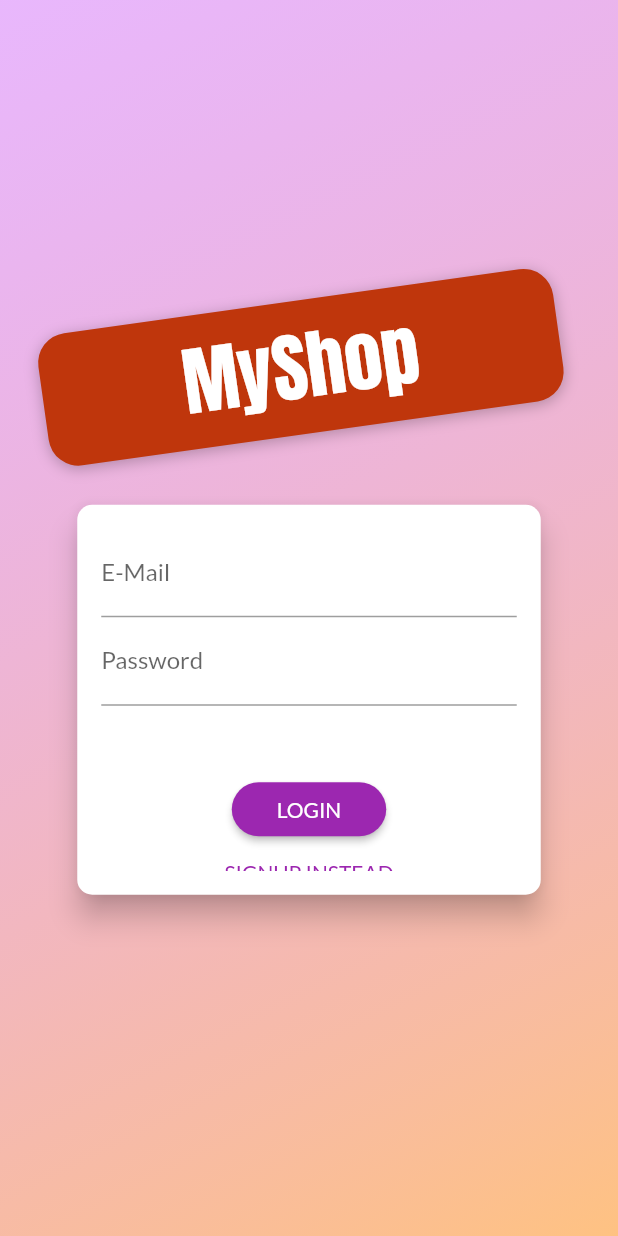
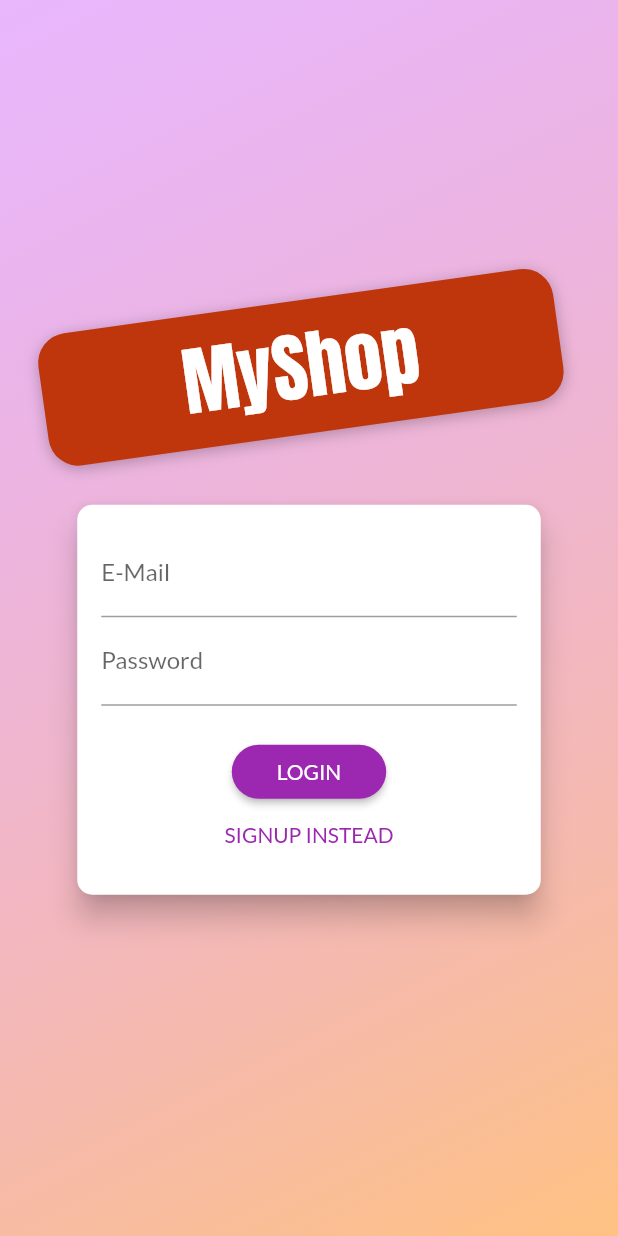
Before and after one commit to Rakesh-swain/flutter_shop_app, a Flutter app: the screen it shows after launch, on a phone screen of 412 x 824 dp. Run offline on Flutter 3.47's test engine with Material 2 defaults, Android fonts, the phone set to English and light mode, and no system bars; our stand-ins replace shared_preferences.

Commit message:
use animated container

```diff
--- a/lib/screens/auth_screen.dart
+++ b/lib/screens/auth_screen.dart
@@ -204,16 +204,15 @@ class _AuthCardState extends State<AuthCard>
           borderRadius: BorderRadius.circular(10.0),
         ),
         elevation: 8.0,
-        child: AnimatedBuilder(
-          animation: _heightAnimation as Listenable,
-          builder: (ctx, ch) => Container(
-              // height: _authMode == AuthMode.Signup ? 320 : 260,
-              height: _heightAnimation!.value.height,
-              constraints:
-                  BoxConstraints(minHeight: _heightAnimation!.value.height),
-              width: deviceSize.width * 0.75,
-              padding: EdgeInsets.all(16.0),
-              child: ch),
+        child: AnimatedContainer(
+          duration: Duration(milliseconds: 300),
+          curve: Curves.easeIn,
+          height: _authMode == AuthMode.Signup ? 320 : 260,
+          //height: _heightAnimation!.value.height,
+          constraints: BoxConstraints(
+              minHeight: _authMode == AuthMode.Signup ? 320 : 260),
+          width: deviceSize.width * 0.75,
+          padding: EdgeInsets.all(16.0),
           child: Form(
             key: _formKey,
             child: SingleChildScrollView(
@@ -260,7 +259,7 @@ class _AuthCardState extends State<AuthCard>
                           : null,
                     ),
                   SizedBox(
-                    height: 45,
+                    height: 20,
                   ),
                   if (_isLoading)
                     CircularProgressIndicator()
```
